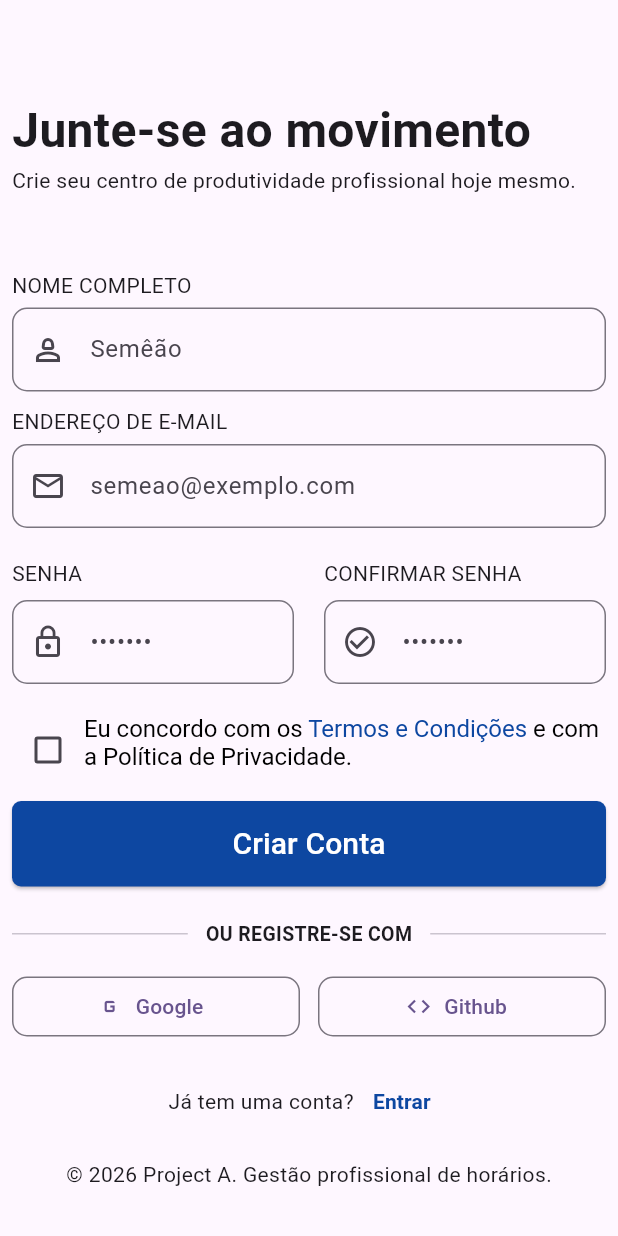
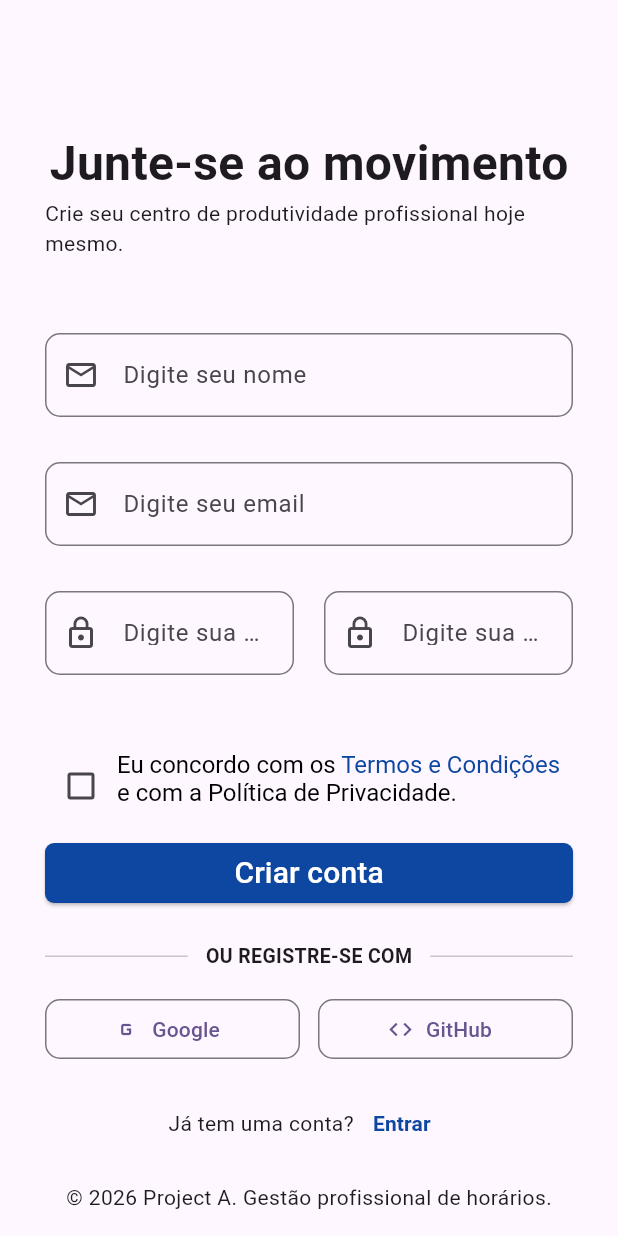
Before and after one commit to HiagoCarlos/Calendar, a Flutter app: the screen it shows after launch, on a phone screen of 412 x 824 dp. Run offline on Flutter 3.47's test engine with Material 3 defaults, Android fonts, the light colour scheme and no system bars.

Commit message:
Refactor: Mobile Widgets

```diff
--- a/mobile/lib/main.dart
+++ b/mobile/lib/main.dart
@@ -9,7 +9,6 @@ void main() {
 
 class MyApp extends StatelessWidget {
   const MyApp({super.key});
-
   @override
   Widget build(BuildContext context) {
     return MaterialApp(
--- a/mobile/lib/view/auth/ViewSignup.dart
+++ b/mobile/lib/view/auth/ViewSignup.dart
@@ -1,3 +1,7 @@
+import 'package:calendar/widget/WidgetBody.dart';
+import 'package:calendar/widget/WidgetButton.dart';
+import 'package:calendar/widget/WidgetInput.dart';
+import 'package:calendar/widget/WidgetOAuthButton.dart';
 import 'package:flutter/material.dart';
 
 class ViewSignup extends StatefulWidget {
@@ -6,18 +10,12 @@ class ViewSignup extends StatefulWidget {
   _ViewSignup createState() => _ViewSignup();
 }
 
-bool AgreeTerms = false;
+bool bool_terms = false;
 
 class _ViewSignup extends State<ViewSignup> {
   @override
   Widget build(BuildContext context) {
-    return Scaffold(
-      appBar: AppBar(),
-      body: SingleChildScrollView(
-        child: Padding(
-          padding: const EdgeInsets.all(8.0),
-          child: Column(
-            crossAxisAlignment: CrossAxisAlignment.start,
+    return WidgetBody(
       children: [
         Text(
           "Junte-se ao movimento",
@@ -28,91 +26,56 @@ class _ViewSignup extends State<ViewSignup> {
           style: TextStyle(fontSize: 14),
         ),
         SizedBox(height: 50),
-              Text("NOME COMPLETO", style: TextStyle(fontSize: 14)),
-              SizedBox(height: 5),
-              TextFormField(
-                decoration: InputDecoration(
-                  prefixIcon: Icon(Icons.person_2_outlined),
-                  labelText: "Semêão",
-                  border: OutlineInputBorder(
-                    borderRadius: BorderRadius.circular((10)),
+
+        WidgetInput(
+          label: "Digite seu nome"
         ),
-                ),
-              ),
-              SizedBox(height: 10),
+
         Column(
           crossAxisAlignment: CrossAxisAlignment.start,
           children: [
-                  Text("ENDEREÇO DE E-MAIL", style: TextStyle(fontSize: 14)),
-                  SizedBox(height: 5),
-                  TextFormField(
-                    obscureText: true,
-                    decoration: InputDecoration(
-                      labelText: "semeao@exemplo.com",
-                      prefixIcon: Icon(Icons.mail_outlined),
-                      border: OutlineInputBorder(
-                        borderRadius: BorderRadius.circular((10)),
+
+            WidgetInput(
+              label: "Digite seu email"
             ),
-                    ),
-                  ),
-                  SizedBox(height: 20),
+
             Row(
               children: [
                 Expanded(
-                        child: Column(
-                          crossAxisAlignment: CrossAxisAlignment.start,
-                          children: [
-                            const Text("SENHA"),
-                            const SizedBox(height: 8),
-                            TextFormField(
-                              obscureText: true,
-                              decoration: InputDecoration(
-                                hintText: "•••••••",
-                                prefixIcon: const Icon(Icons.lock_outline),
-                                border: OutlineInputBorder(
-                                  borderRadius: BorderRadius.circular(10),
-                                ),
-                              ),
-                            ),
-                          ],
+                  child: WidgetInput(
+                    label: "Digite sua senha",
+                    password: true,
+                    icon: Icons.lock_outline,
                   ),
                 ),
 
                 const SizedBox(width: 20),
 
                 Expanded(
-                        child: Column(
-                          crossAxisAlignment: CrossAxisAlignment.start,
-                          children: [
-                            const Text("CONFIRMAR SENHA"),
-                            const SizedBox(height: 8),
-                            TextFormField(
-                              obscureText: true,
-                              decoration: InputDecoration(
-                                hintText: "•••••••",
-                                prefixIcon: const Icon(
-                                  Icons.check_circle_outline,
-                                ),
-                                border: OutlineInputBorder(
-                                  borderRadius: BorderRadius.circular(10),
-                                ),
-                              ),
-                            ),
-                          ],
+                  child: WidgetInput(
+                    label: "Digite sua senha novamente",
+                    password: true,
+                    icon: Icons.lock_outline,
                   ),
                 ),
               ],
             ),
             SizedBox(height: 20),
-                  Row(
+            GestureDetector(
+              onTap: () {
+                setState(() {
+                  bool_terms = !bool_terms;
+                });
+              },
+              child: Row(
                 crossAxisAlignment: CrossAxisAlignment.start,
                 children: [
                   Checkbox(
-                        value: AgreeTerms,
+                    value: bool_terms,
                     onChanged: (bool? value) {
-                          setState(() {
-                            AgreeTerms = value ?? false;
-                          });
+                      //setState(() {
+                      //  bool_terms = value ?? false;
+                      //});
                     },
                   ),
                   Expanded(
@@ -146,25 +109,10 @@ class _ViewSignup extends State<ViewSignup> {
                   ),
                 ],
               ),
+            ),
             SizedBox(height: 10),
-                  SizedBox(
-                    height: 57,
-                    width: double.infinity,
-                    child: ElevatedButton(
-                      style: ElevatedButton.styleFrom(
-                        backgroundColor: Colors.blue.shade900,
-                        shape: RoundedRectangleBorder(
-                          borderRadius: BorderRadius.circular(06),
-                        ),
-                      ),
-                      onPressed: () {},
-                      child: Text(
-                        "Criar Conta",
-                        style: TextStyle(color: Colors.white, fontSize: 20),
-                      ),
-                    ),
-                  ),
-                  SizedBox(height: 22),
+
+            WidgetButton(text: "Criar conta"),
 
             Row(
               children: [
@@ -186,29 +134,17 @@ class _ViewSignup extends State<ViewSignup> {
             Row(
               children: [
                 Expanded(
-                        child: OutlinedButton.icon(
-                          onPressed: () {},
-                          icon: Icon(Icons.g_mobiledata),
-                          label: Text("Google"),
-                          style: OutlinedButton.styleFrom(
-                            shape: RoundedRectangleBorder(
-                              borderRadius: BorderRadius.circular(10),
-                            ),
-                          ),
+                  child: WidgetOAuthButton(
+                    text: "Google",
+                    icon: Icons.g_mobiledata
                   ),
                 ),
 
                 SizedBox(height: 10, width: 12),
                 Expanded(
-                        child: OutlinedButton.icon(
-                          onPressed: () {},
-                          icon: Icon(Icons.code),
-                          label: Text("Github"),
-                          style: OutlinedButton.styleFrom(
-                            shape: RoundedRectangleBorder(
-                              borderRadius: BorderRadius.circular(10),
-                            ),
-                          ),
+                  child: WidgetOAuthButton(
+                    text: "GitHub",
+                    icon: Icons.code
                   ),
                 ),
               ],
@@ -238,10 +174,7 @@ class _ViewSignup extends State<ViewSignup> {
             ),
           ],
         ),
-            ],
-          ),
-        ),
-      ),
+      ]
     );
   }
 }
--- /dev/null
+++ b/mobile/lib/widget/WidgetBody.dart
@@ -0,0 +1,30 @@
+import 'package:flutter/material.dart';
+
+class WidgetBody extends StatefulWidget {
+  const WidgetBody({
+    super.key,
+    this.children = const [],
+  });
+
+  final List<Widget> children;
+
+  @override
+  State<WidgetBody> createState() => _WidgetBodyState();
+}
+
+class _WidgetBodyState extends State<WidgetBody> {
+  @override
+  Widget build(BuildContext context) {
+    return Scaffold(
+      appBar: AppBar(),
+      body: SingleChildScrollView(
+        child: Padding(
+          padding: const EdgeInsets.all(30.0),
+          child: Column(
+            children: widget.children,
+          ),
+        ),
+      ),
+    );
+  }
+}
--- /dev/null
+++ b/mobile/lib/widget/WidgetButton.dart
@@ -0,0 +1,44 @@
+import 'package:flutter/material.dart';
+
+class WidgetButton extends StatefulWidget {
+    const WidgetButton({
+      super.key,
+      this.text=""
+    });
+
+    final String text;
+
+    @override
+    _WidgetButton createState() => _WidgetButton();
+}
+
+class _WidgetButton extends State<WidgetButton> {
+
+
+
+    @override
+    Widget build(BuildContext context) {
+        return Column(
+          children: [
+            SizedBox(
+              //height: 57,
+              width: double.infinity,
+              child: ElevatedButton(
+                style: ElevatedButton.styleFrom(
+                  backgroundColor: Colors.blue.shade900,
+                  shape: RoundedRectangleBorder(
+                    borderRadius: BorderRadius.circular(06),
+                  ),
+                ),
+                onPressed: () {},
+                child: Text(
+                  widget.text,
+                  style: TextStyle(color: Colors.white, fontSize: 20),
+                ),
+              ),
+            ),
+            SizedBox(height: 22),
+          ]
+        );
+    }
+}
--- /dev/null
+++ b/mobile/lib/widget/WidgetInput.dart
@@ -0,0 +1,40 @@
+import 'package:flutter/material.dart';
+
+class WidgetInput extends StatefulWidget {
+    const WidgetInput({
+      super.key,
+      this.label="",
+      this.password=false,
+      this.icon = Icons.mail_outlined
+    });
+
+    final String label;
+    final bool password;
+    final IconData icon;
+
+    @override
+    _WidgetInput createState() => _WidgetInput();
+}
+
+class _WidgetInput extends State<WidgetInput> {
+    @override
+    Widget build(BuildContext context) {
+        return Column(
+          crossAxisAlignment: CrossAxisAlignment.start,
+          children: [
+            TextFormField(
+              obscureText: widget.password,
+              decoration: InputDecoration(
+                hintText: widget.password?"•••••••":"",
+                labelText: widget.label,
+                prefixIcon: Icon(widget.icon),
+                border: OutlineInputBorder(
+                  borderRadius: BorderRadius.circular((10)),
+                ),
+              ),
+            ),
+            SizedBox(height: 30),
+          ]
+        );
+    }
+}
--- /dev/null
+++ b/mobile/lib/widget/WidgetOAuthButton.dart
@@ -0,0 +1,31 @@
+import 'package:flutter/material.dart';
+
+class WidgetOAuthButton extends StatefulWidget {
+    const WidgetOAuthButton({
+      super.key,
+      this.text = "",
+      this.icon = Icons.g_mobiledata
+    });
+
+    final String text;
+    final IconData icon;
+
+    @override
+    _WidgetOAuthButton createState() => _WidgetOAuthButton();
+}
+
+class _WidgetOAuthButton extends State<WidgetOAuthButton> {
+    @override
+    Widget build(BuildContext context) {
+        return OutlinedButton.icon(
+          onPressed: () {},
+          icon: Icon(widget.icon),
+          label: Text(widget.text),
+          style: OutlinedButton.styleFrom(
+            shape: RoundedRectangleBorder(
+              borderRadius: BorderRadius.circular(10),
+            ),
+          ),
+        );
+    }
+}
```
Lines whose indentation alone changed are shown as unchanged.
